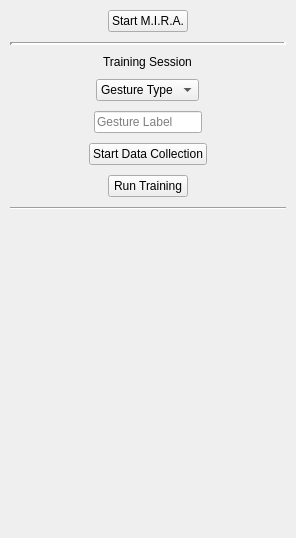
TrojiGareer/MIRA, file src/ui/widgets/control_panel_widget.ui: the form before one commit.
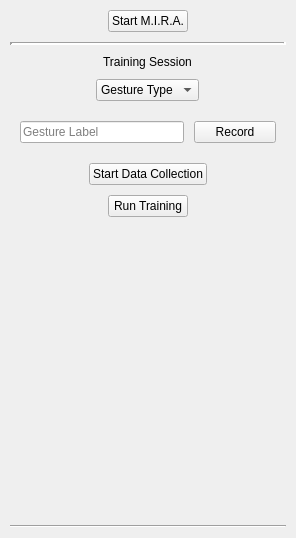
The form after the commit.

Commit message: Finished connecting the UI with the backend Recording and training new gestures can be done without exiting the app

Patch:
```diff
--- a/src/ui/widgets/control_panel_widget.ui
+++ b/src/ui/widgets/control_panel_widget.ui
@@ -13,7 +13,7 @@
   <property name="windowTitle">
    <string>Form</string>
   </property>
-  <layout class="QVBoxLayout" name="verticalLayout">
+  <layout class="QVBoxLayout" name="verticalLayout" stretch="0,0,0,0,0,0,0,0,0">
    <property name="spacing">
     <number>10</number>
    </property>
@@ -96,7 +96,24 @@
      </item>
     </widget>
    </item>
-   <item alignment="Qt::AlignHCenter|Qt::AlignTop">
+   <item>
+    <layout class="QHBoxLayout" name="layoutRecording" stretch="2,1">
+     <property name="spacing">
+      <number>10</number>
+     </property>
+     <property name="leftMargin">
+      <number>10</number>
+     </property>
+     <property name="topMargin">
+      <number>10</number>
+     </property>
+     <property name="rightMargin">
+      <number>10</number>
+     </property>
+     <property name="bottomMargin">
+      <number>10</number>
+     </property>
+     <item alignment="Qt::AlignVCenter">
     <widget class="QLineEdit" name="lineEditGestureLabel">
      <property name="text">
       <string/>
@@ -106,6 +123,15 @@
      </property>
     </widget>
    </item>
+     <item alignment="Qt::AlignVCenter">
+      <widget class="QPushButton" name="buttonSaveRecord">
+       <property name="text">
+        <string>Record</string>
+       </property>
+      </widget>
+     </item>
+    </layout>
+   </item>
    <item alignment="Qt::AlignHCenter|Qt::AlignTop">
     <widget class="QPushButton" name="buttonStartTraining">
      <property name="sizePolicy">
@@ -132,13 +158,6 @@
      </property>
     </widget>
    </item>
-   <item>
-    <widget class="Line" name="lineTrainingSeparator">
-     <property name="orientation">
-      <enum>Qt::Horizontal</enum>
-     </property>
-    </widget>
-   </item>
    <item>
     <spacer name="verticalSpacer">
      <property name="orientation">
@@ -147,11 +166,18 @@
      <property name="sizeHint" stdset="0">
       <size>
        <width>20</width>
-       <height>287</height>
+       <height>40</height>
       </size>
      </property>
     </spacer>
    </item>
+   <item>
+    <widget class="Line" name="lineTrainingSeparator">
+     <property name="orientation">
+      <enum>Qt::Horizontal</enum>
+     </property>
+    </widget>
+   </item>
   </layout>
  </widget>
  <resources/>
```
Lines whose indentation alone changed are shown as unchanged. The commit also changes 9 other files.
